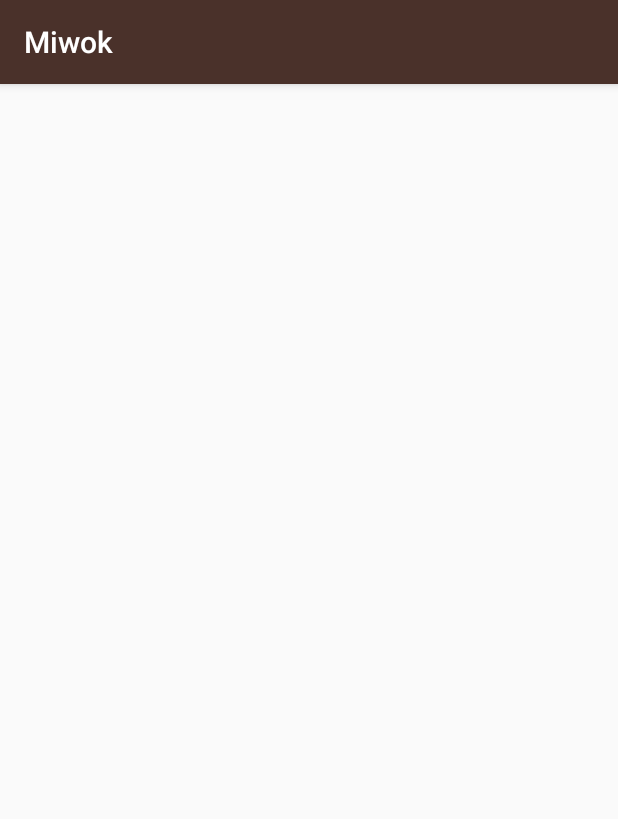
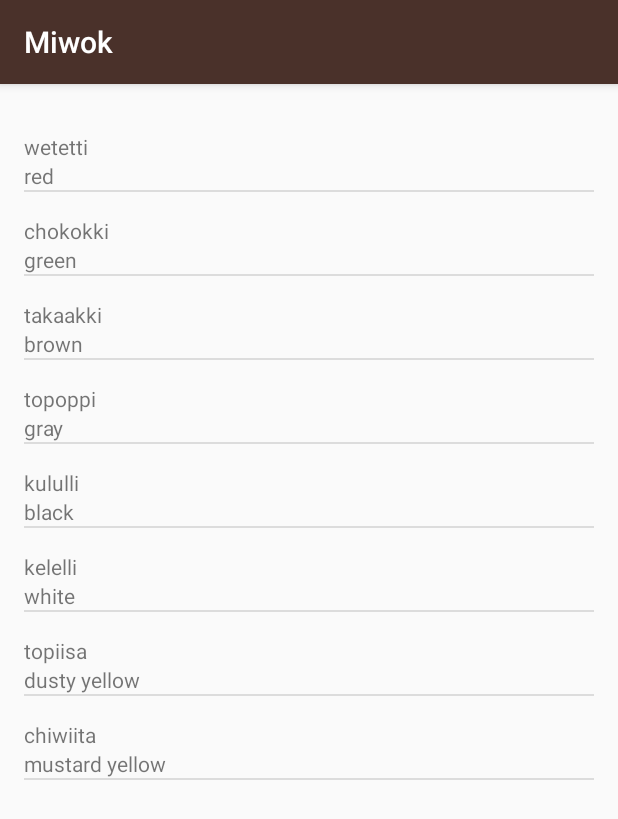
Before and after one commit to vsanjuan/Miwok2, an Android app: the FamilyActivity screen opened directly, with no data from a screen before it, on a phone screen of 412 x 824 dp. Shown: the top 819 px of the screen. Run offline under Robolectric (Android 15) with nearby library versions, the phone set to English and light mode, and no system bars.

Commit message:
Feat. New Array Controler and Word class extended to all Activities except main.
Feat. Refactored layout. One layout for all activities except main.

```diff
--- a/app/src/main/java/com/example/android/miwok/FamilyActivity.java
+++ b/app/src/main/java/com/example/android/miwok/FamilyActivity.java
@@ -17,12 +17,40 @@ package com.example.android.miwok;
 
 import android.support.v7.app.AppCompatActivity;
 import android.os.Bundle;
+import android.widget.ListView;
+
+import java.util.ArrayList;
 
 public class FamilyActivity extends AppCompatActivity {
 
     @Override
     protected void onCreate(Bundle savedInstanceState) {
         super.onCreate(savedInstanceState);
-        setContentView(R.layout.activity_family);
+        setContentView(R.layout.word_list);
+
+        //TODO: Add words here
+        ArrayList<Word> words = new ArrayList<>();
+
+        words.add(new Word("red","wetetti"));
+        words.add(new Word("green","chokokki"));
+        words.add(new Word("brown","takaakki"));
+        words.add(new Word("gray","topoppi"));
+        words.add(new Word("black","kululli"));
+        words.add(new Word("white","kelelli"));
+        words.add(new Word("dusty yellow","topiisa"));
+        words.add(new Word("mustard yellow","chiwiita"));
+
+        /*
+        Method to save memory by reusing the view
+        ArrayAdapter<Word> itemsAdapter = new ArrayAdapter<>(this, android.R.layout.simple_list_item_1, words);
+        */
+
+        WordAdapter adapter = new WordAdapter(this,words);
+
+        ListView listView = (ListView) findViewById(R.id.list);
+
+        assert listView != null;
+        listView.setAdapter(adapter);
+
     }
 }
--- /dev/null
+++ b/app/src/main/java/com/example/android/miwok/WordAdapter.java
@@ -0,0 +1,55 @@
+package com.example.android.miwok;
+
+import android.app.Activity;
+import android.view.LayoutInflater;
+import android.view.View;
+import android.view.ViewGroup;
+import android.widget.ArrayAdapter;
+import android.widget.TextView;
+
+import java.util.ArrayList;
+
+/**
+ * Created by salva on 23/07/2016.
+ */
+public class WordAdapter extends ArrayAdapter<Word>{
+
+    public WordAdapter(Activity context, ArrayList<Word> Words){
+
+        super(context, 0, Words);
+
+    }
+
+    @Override
+    public View getView(int position, View convertView, ViewGroup parent ){
+
+
+        // Check if the existing view is being reused, otherwise inflate the view
+        View listItemView = convertView;
+        if(listItemView == null) {
+            listItemView = LayoutInflater.from(getContext()).inflate(
+                    R.layout.list_item, parent, false);
+        }
+
+        // Get the {@link AndroidFlavor} object located at this position in the list
+        Word currentWord = getItem(position);
+
+        // Find the TextView in the list_item.xml layout with the ID version_name
+        TextView nameTextView = (TextView) listItemView.findViewById(R.id.miwok_translation);
+        // Get the version name from the current AndroidFlavor object and
+        // set this text on the name TextView
+        nameTextView.setText(currentWord.getmMiwokTranslation());
+
+        // Find the TextView in the list_item.xml layout with the ID version_number
+        TextView numberTextView = (TextView) listItemView.findViewById(R.id.default_translation);
+        // Get the version number from the current AndroidFlavor object and
+        // set this text on the number TextView
+        numberTextView.setText(currentWord.getmDefaultTranslation());
+
+
+        // Return the whole list item layout (containing 2 TextViews and an ImageView)
+        // so that it can be shown in the ListView
+        return listItemView;
+    }
+
+}
--- a/app/src/main/res/layout/activity_family.xml
+++ /dev/null
@@ -1,26 +0,0 @@
-<?xml version="1.0" encoding="utf-8"?>
-<!-- Copyright (C) 2016 The Android Open Source Project
-
-     Licensed under the Apache License, Version 2.0 (the "License");
-     you may not use this file except in compliance with the License.
-     You may obtain a copy of the License at
-
-          http://www.apache.org/licenses/LICENSE-2.0
-
-     Unless required by applicable law or agreed to in writing, software
-     distributed under the License is distributed on an "AS IS" BASIS,
-     WITHOUT WARRANTIES OR CONDITIONS OF ANY KIND, either express or implied.
-     See the License for the specific language governing permissions and
-     limitations under the License.
--->
-<RelativeLayout xmlns:android="http://schemas.android.com/apk/res/android"
-    xmlns:tools="http://schemas.android.com/tools"
-    android:layout_width="match_parent"
-    android:layout_height="match_parent"
-    android:paddingBottom="@dimen/activity_vertical_margin"
-    android:paddingLeft="@dimen/activity_horizontal_margin"
-    android:paddingRight="@dimen/activity_horizontal_margin"
-    android:paddingTop="@dimen/activity_vertical_margin"
-    tools:context="com.example.android.miwok.FamilyActivity">
-
-</RelativeLayout>
--- a/app/src/main/res/layout/list_item.xml
+++ b/app/src/main/res/layout/list_item.xml
@@ -9,11 +9,11 @@
         android:layout_width="match_parent"
         android:layout_height="wrap_content"
         android:layout_marginTop="16dp"
-        android:id="@+id/miwok"/>
+        android:id="@+id/miwok_translation"/>
 
     <TextView
         android:layout_width="match_parent"
         android:layout_height="wrap_content"
-        android:id="@+id/english"/>
+        android:id="@+id/default_translation"/>
 
 </LinearLayout>
--- a/app/src/main/res/layout/activity_phrases.xml
+++ b/app/src/main/res/layout/word_list.xml
@@ -13,14 +13,21 @@
      See the License for the specific language governing permissions and
      limitations under the License.
 -->
-<RelativeLayout xmlns:android="http://schemas.android.com/apk/res/android"
+<ListView xmlns:android="http://schemas.android.com/apk/res/android"
     xmlns:tools="http://schemas.android.com/tools"
+    android:id="@+id/list"
     android:layout_width="match_parent"
     android:layout_height="match_parent"
+    android:orientation="vertical"
     android:paddingBottom="@dimen/activity_vertical_margin"
     android:paddingLeft="@dimen/activity_horizontal_margin"
     android:paddingRight="@dimen/activity_horizontal_margin"
     android:paddingTop="@dimen/activity_vertical_margin"
-    tools:context="com.example.android.miwok.PhrasesActivity">
+    tools:context="com.example.android.miwok.NumbersActivity"
 
-</RelativeLayout>
+
+
+
+
+
+    />
```
Also changed, not shown: app/src/main/java/com/example/android/miwok/ColorsActivity.java (+31 -2 lines), app/src/main/java/com/example/android/miwok/NumbersActivity.java (+7 -5 lines), app/src/main/java/com/example/android/miwok/PhrasesActivity.java (+29 -1 lines), app/src/main/res/layout/activity_colors.xml (deleted, +0 -26 lines), app/src/main/res/layout/activity_numbers.xml (deleted, +0 -26 lines).
